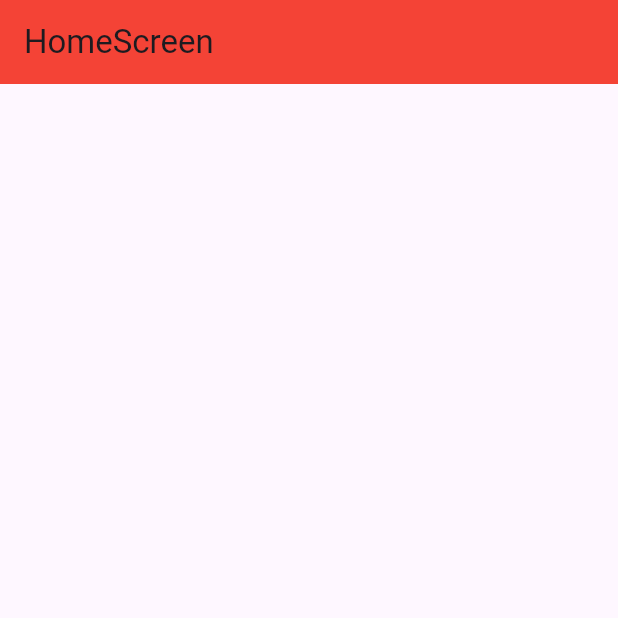
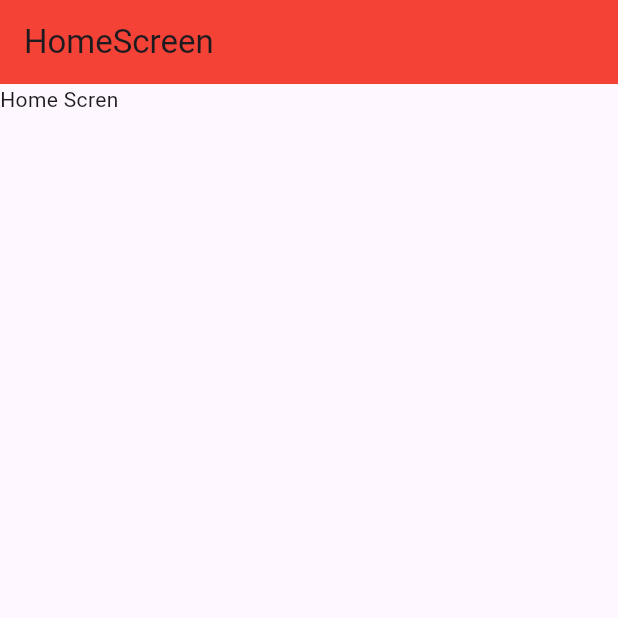
Before and after one commit to mSaaad10/my-test-app, a Flutter app: the screen it shows after launch, on a phone screen of 412 x 824 dp, the top half of it. Run offline on Flutter 3.47's test engine with Material 3 defaults, Android fonts, the phone set to English and light mode, and no system bars.

Commit message:
add body

```diff
--- a/lib/home_screen.dart
+++ b/lib/home_screen.dart
@@ -10,6 +10,11 @@ class HomeScreen extends StatelessWidget {
         backgroundColor: Colors.red,
         title: Text("HomeScreen"),
       ),
+      body: Column(
+        children: [
+          Text('Home Scren'),
+        ],
+      ),
     );
   }
 }
```
